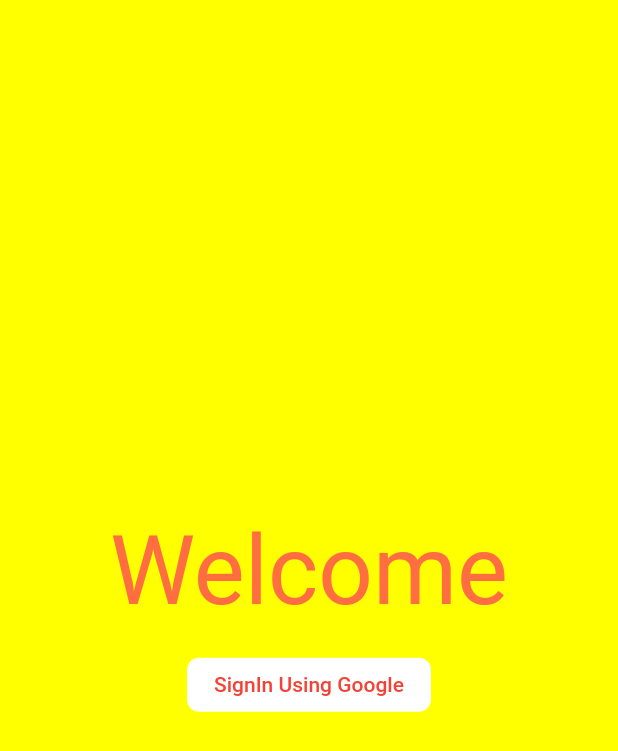
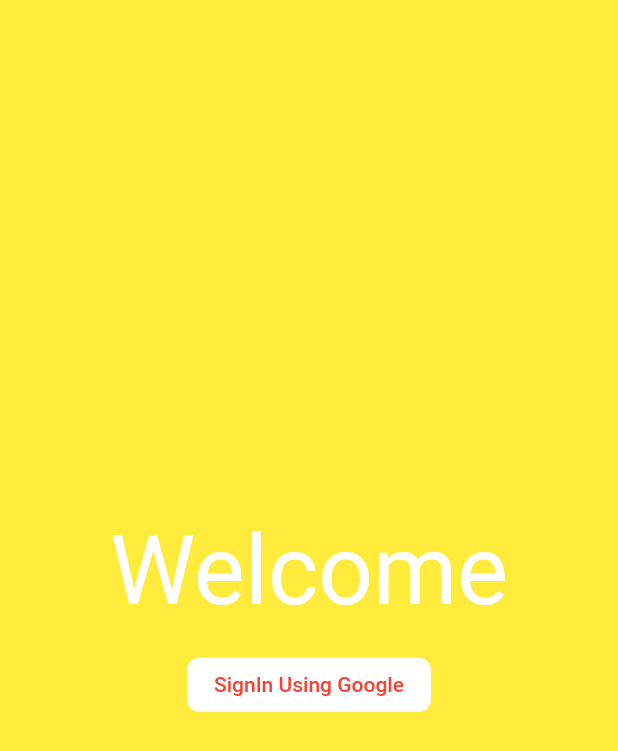
Before and after one commit to SatyamAK/Movie-List, a Flutter app: the screen it shows after launch, on a phone screen of 412 x 824 dp. Shown: the top 751 px of the screen. Run offline on Flutter 3.47's test engine with Material 2 defaults, Android fonts, the phone set to English and light mode, and no system bars; our stand-ins replace firebase_auth, firebase_core, google_sign_in, image_picker, sqflite; accounts and stored records are empty.

Commit message:
Final Commit

```diff
--- a/lib/screens/login/loginscreen.dart
+++ b/lib/screens/login/loginscreen.dart
@@ -1,23 +1,45 @@
 import 'package:flutter/material.dart';
 import 'package:movie_list/services/authService.dart';
 
-class LoginScreen extends StatelessWidget {
+class LoginScreen extends StatefulWidget {
   const LoginScreen({Key? key}) : super(key: key);
 
   @override
+  _LoginScreenState createState() => _LoginScreenState();
+}
+
+class _LoginScreenState extends State<LoginScreen> {
+  bool isLoggingIn = false;
+  @override
   Widget build(BuildContext context) {
     return Scaffold(
-      backgroundColor: Colors.yellowAccent,
+        backgroundColor: Colors.yellow,
         body: SafeArea(
           child: Center(
-          child: Column(
+            child: (isLoggingIn)
+                ? CircularProgressIndicator(
+                  color: Colors.white,
+                )
+                : Column(
                     mainAxisAlignment: MainAxisAlignment.center,
                     children: [
-              Text('Welcome', style: TextStyle(color: Colors.deepOrangeAccent, fontSize: 64),),
-              SizedBox(height: 14,),
+                      Text(
+                        'Welcome',
+                        style: TextStyle(
+                            color: Colors.white, fontSize: 64),
+                      ),
+                      SizedBox(
+                        height: 14,
+                      ),
                       ElevatedButton(
-                onPressed: ()async {
+                        onPressed: () async {
+                          setState(() {
+                            isLoggingIn = true;
+                          });
                           await AuthService().login();
+                          setState(() {
+                            isLoggingIn = false;
+                          });
                         },
                         child: Text(
                           'SignIn Using Google',
@@ -25,15 +47,15 @@ class LoginScreen extends StatelessWidget {
                         ),
                         style: ElevatedButton.styleFrom(
                           primary: Colors.white,
-                  padding: EdgeInsets.only(left: 18, right: 18, top: 8, bottom: 9),
-                  shape:
-                      RoundedRectangleBorder(borderRadius: BorderRadius.circular(8)),
+                          padding: EdgeInsets.only(
+                              left: 18, right: 18, top: 8, bottom: 9),
+                          shape: RoundedRectangleBorder(
+                              borderRadius: BorderRadius.circular(8)),
                         ),
                       ),
                     ],
                   ),
           ),
-      )
-    );
+        ));
   }
 }
```
Lines whose indentation alone changed are shown as unchanged.
